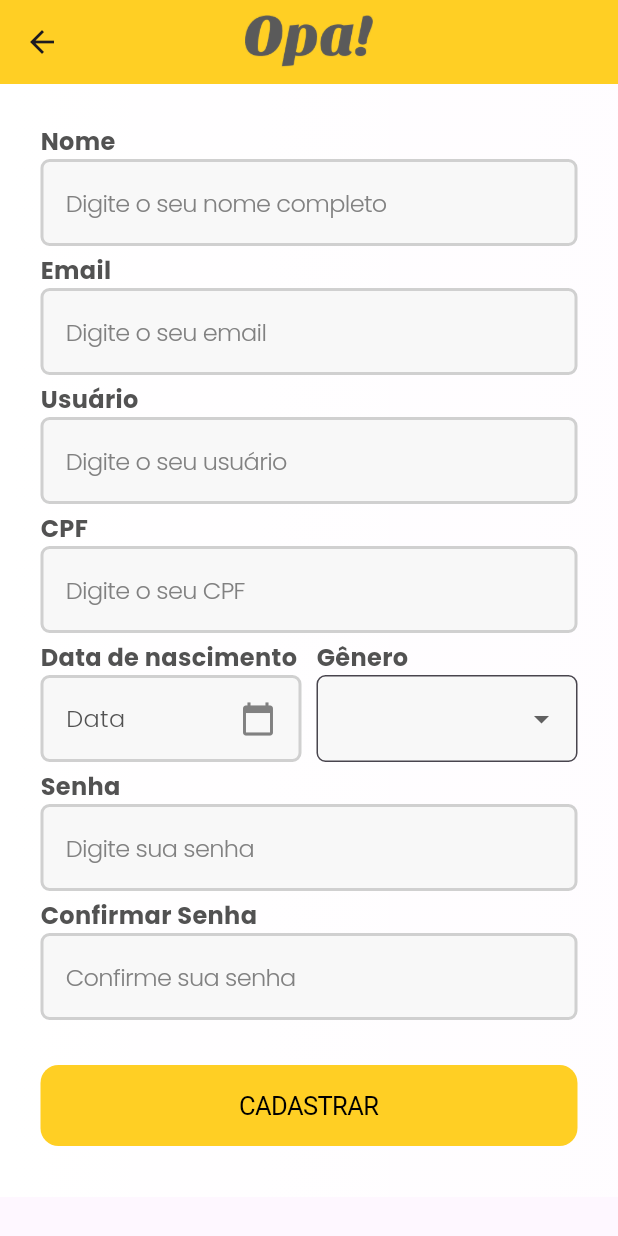
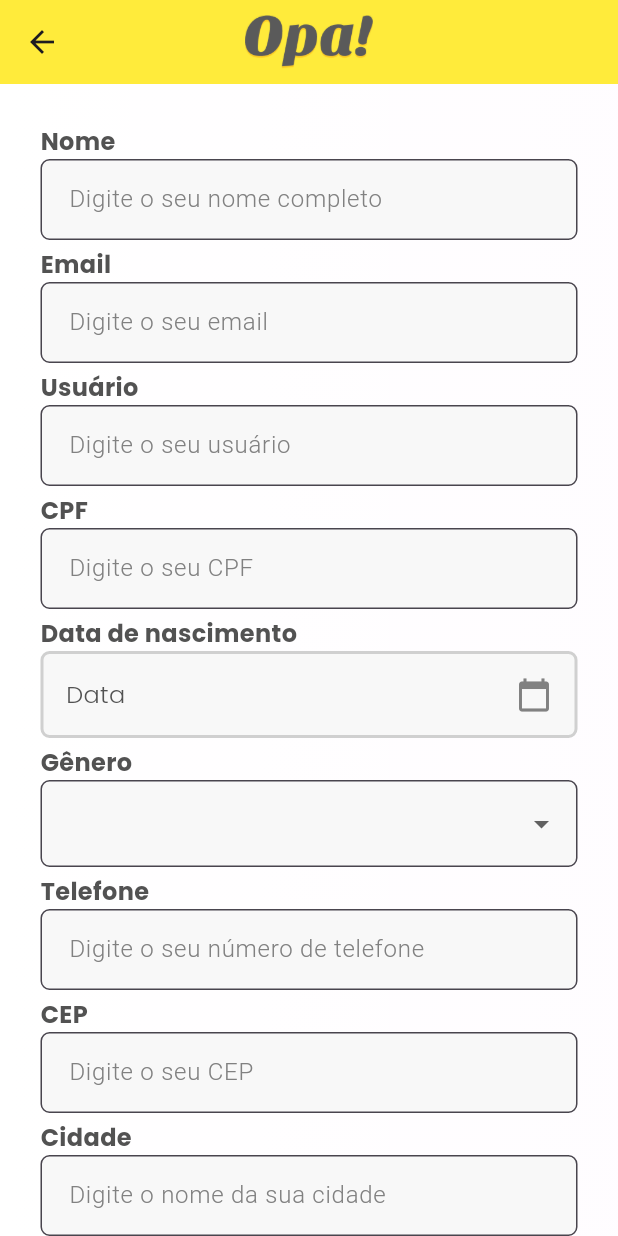
Before and after one commit to EduardoLott/opa_mobile, a Flutter app: the RegisterPage screen opened directly, on a phone screen of 412 x 824 dp. Run offline on Flutter 3.47's test engine with Material 3 defaults, Android fonts, the phone set to English and light mode, and no system bars; our stand-ins replace google_fonts.

Commit message:
feat: Adiciona form ao register

```diff
--- a/lib/register_page.dart
+++ b/lib/register_page.dart
@@ -4,8 +4,15 @@ import 'package:google_fonts/google_fonts.dart';
 import 'colors.dart';
 
 // ignore: must_be_immutable
-class RegisterPage extends StatelessWidget {
-  RegisterPage({super.key, Key});
+class RegisterPage extends StatefulWidget {
+  RegisterPage({Key? key}) : super(key: key);
+
+  @override
+  _RegisterPageState createState() => _RegisterPageState();
+}
+
+class _RegisterPageState extends State<RegisterPage> {
+  final _formKey = GlobalKey<FormState>();
 
   DateTime selectedDate = DateTime.now();
 
@@ -34,12 +41,14 @@ class RegisterPage extends StatelessWidget {
           child: Image.asset('assets/OPA_logo.png'),
         ),
         elevation: 0,
-        backgroundColor: yellowOpa,
+        backgroundColor: Colors.yellow, // Alteração para a cor amarela
       ),
       body: SingleChildScrollView(
         padding: EdgeInsets.only(
-            top: MediaQuery.of(context).padding.top +
-                kToolbarHeight), // Adiciona padding superior
+          top: MediaQuery.of(context).padding.top + kToolbarHeight,
+        ),
+        child: Form(
+          key: _formKey,
           child: Container(
             width: MediaQuery.of(context).size.width,
             padding: const EdgeInsets.all(27),
@@ -54,74 +63,102 @@ class RegisterPage extends StatelessWidget {
             child: Column(
               mainAxisAlignment: MainAxisAlignment.center,
               children: [
-              _buildTextFieldWithLabel(
+                _buildTextFormFieldWithLabel(
                   context,
                   labelText: 'Nome',
                   placeholder: 'Digite o seu nome completo',
                 ),
                 const SizedBox(height: 5),
-              _buildTextFieldWithLabel(
+                _buildTextFormFieldWithLabel(
                   context,
                   labelText: 'Email',
                   placeholder: 'Digite o seu email',
                 ),
                 const SizedBox(height: 5),
-              _buildTextFieldWithLabel(
+                _buildTextFormFieldWithLabel(
                   context,
                   labelText: 'Usuário',
                   placeholder: 'Digite o seu usuário',
                 ),
                 const SizedBox(height: 5),
-              _buildTextFieldWithLabel(
+                _buildTextFormFieldWithLabel(
                   context,
                   labelText: 'CPF',
                   placeholder: 'Digite o seu CPF',
                 ),
                 const SizedBox(height: 5),
-              Row(
-                children: [
-                  Expanded(
-                    child: _buildDateInputWithLabel(
+                _buildDateInputWithLabel(
                   context,
                   labelText: 'Data de nascimento',
                 ),
-                  ),
-                  const SizedBox(width: 10),
-                  Expanded(
-                    child: _buildGenderDropdownWithLabel(
+                const SizedBox(height: 5),
+                _buildGenderDropdownWithLabel(
                   context,
                   labelText: 'Gênero',
                 ),
-                  ),
-                ],
+                const SizedBox(height: 5),
+                _buildTextFormFieldWithLabel(
+                  context,
+                  labelText: 'Telefone',
+                  placeholder: 'Digite o seu número de telefone',
                 ),
                 const SizedBox(height: 5),
-              _buildTextFieldWithLabel(
+                _buildTextFormFieldWithLabel(
                   context,
-                labelText: 'Senha',
-                placeholder: 'Digite sua senha',
-                obscureText: true,
+                  labelText: 'CEP',
+                  placeholder: 'Digite o seu CEP',
                 ),
                 const SizedBox(height: 5),
-              _buildTextFieldWithLabel(
+                _buildTextFormFieldWithLabel(
                   context,
-                labelText: 'Confirmar Senha',
-                placeholder: 'Confirme sua senha',
-                obscureText: true,
+                  labelText: 'Cidade',
+                  placeholder: 'Digite o nome da sua cidade',
+                ),
+                const SizedBox(height: 5),
+                _buildTextFormFieldWithLabel(
+                  context,
+                  labelText: 'Bairro',
+                  placeholder: 'Digite o nome do seu bairro',
+                ),
+                const SizedBox(height: 5),
+                _buildTextFormFieldWithLabel(
+                  context,
+                  labelText: 'Estado',
+                  placeholder: 'Digite a sigla do seu estado',
+                ),
+                const SizedBox(height: 5),
+                _buildTextFormFieldWithLabel(
+                  context,
+                  labelText: 'Rua',
+                  placeholder: 'Digite o nome da sua rua',
+                ),
+                const SizedBox(height: 5),
+                _buildTextFormFieldWithLabel(
+                  context,
+                  labelText: 'Número',
+                  placeholder: 'Digite o número da sua residência',
+                ),
+                const SizedBox(height: 5),
+                _buildTextFormFieldWithLabel(
+                  context,
+                  labelText: 'Complemento',
+                  placeholder: 'Digite o complemento (opcional)',
                 ),
                 const SizedBox(height: 30),
                 SizedBox(
                   width: double.infinity,
                   child: CupertinoButton(
                     padding: const EdgeInsets.all(17),
-                  color: yellowOpa,
-                  child: Text(
+                    color: Colors.yellow,
+                    child: const Text(
                       'CADASTRAR',
                       style: TextStyle(
-                      color: Colors.black, // Define a cor do texto como preto
+                        color: Colors.black,
                       ),
                     ),
-                  onPressed: () {},
+                    onPressed: () {
+                      if (_formKey.currentState!.validate()) {}
+                    },
                   ),
                 ),
                 const SizedBox(height: 7),
@@ -129,10 +166,11 @@ class RegisterPage extends StatelessWidget {
             ),
           ),
         ),
+      ),
     );
   }
 
-  Widget _buildTextFieldWithLabel(BuildContext context,
+  Widget _buildTextFormFieldWithLabel(BuildContext context,
       {required String labelText,
       required String placeholder,
       bool obscureText = false}) {
@@ -147,27 +185,27 @@ class RegisterPage extends StatelessWidget {
                 fontWeight: FontWeight.bold,
               ),
             )),
-        CupertinoTextField(
-          padding: const EdgeInsets.all(15),
-          cursorColor: Colors.yellow,
-          placeholder: placeholder,
-          obscureText: obscureText,
-          placeholderStyle: const TextStyle(
+        TextFormField(
+          validator: (value) {
+            if (value == null || value.isEmpty) {
+              return 'Por favor, digite seu $labelText';
+            }
+            return null;
+          },
+          decoration: InputDecoration(
+            contentPadding: const EdgeInsets.all(15),
+            hintText: placeholder,
+            hintStyle: const TextStyle(
                 color: Color(0xFF818181),
                 fontSize: 16,
                 fontWeight: FontWeight.w300),
-          style: GoogleFonts.poppins(
-            textStyle: const TextStyle(
-                color: Color(0xFF818181),
-                fontSize: 16,
-                fontWeight: FontWeight.w300),
+            border: OutlineInputBorder(
+              borderSide:
+                  const BorderSide(color: Color(0xFFD0D0D0), width: 2.0),
+              borderRadius: BorderRadius.circular(6),
             ),
-          decoration: BoxDecoration(
-            border: Border.all(color: const Color(0xFFD0D0D0), width: 2.0),
-            color: const Color(0xFFF8F8F8),
-            borderRadius: const BorderRadius.all(
-              Radius.circular(6),
-            ),
+            fillColor: const Color(0xFFF8F8F8),
+            filled: true,
           ),
         ),
       ],
@@ -194,7 +232,7 @@ class RegisterPage extends StatelessWidget {
           child: Container(
             padding: const EdgeInsets.all(15),
             decoration: BoxDecoration(
-              border: Border.all(color: const Color(0xFFD0D0D0), width: 2.0),
+              border: Border.all(color: Color(0xFFD0D0D0), width: 2.0),
               color: const Color(0xFFF8F8F8),
               borderRadius: const BorderRadius.all(
                 Radius.circular(6),
@@ -236,6 +274,12 @@ class RegisterPage extends StatelessWidget {
               ),
             )),
         DropdownButtonFormField<String>(
+          validator: (value) {
+            if (value == null || value.isEmpty) {
+              return 'Por favor, selecione seu gênero';
+            }
+            return null;
+          },
           decoration: InputDecoration(
             contentPadding:
                 const EdgeInsets.symmetric(horizontal: 15, vertical: 17),
@@ -243,7 +287,7 @@ class RegisterPage extends StatelessWidget {
               borderRadius: BorderRadius.circular(6),
               borderSide: BorderSide(color: Color(0xFFD0D0D0), width: 2.0),
             ),
-            fillColor: const Color(0xFFF8F8F8),
+            fillColor: Color(0xFFF8F8F8),
             filled: true,
           ),
           items: ['Masculino', 'Feminino', 'Outro']
@@ -263,6 +307,4 @@ class RegisterPage extends StatelessWidget {
       ],
     );
   }
-
-  void setState(Null Function() param0) {}
 }
```
Lines whose indentation alone changed are shown as unchanged.
